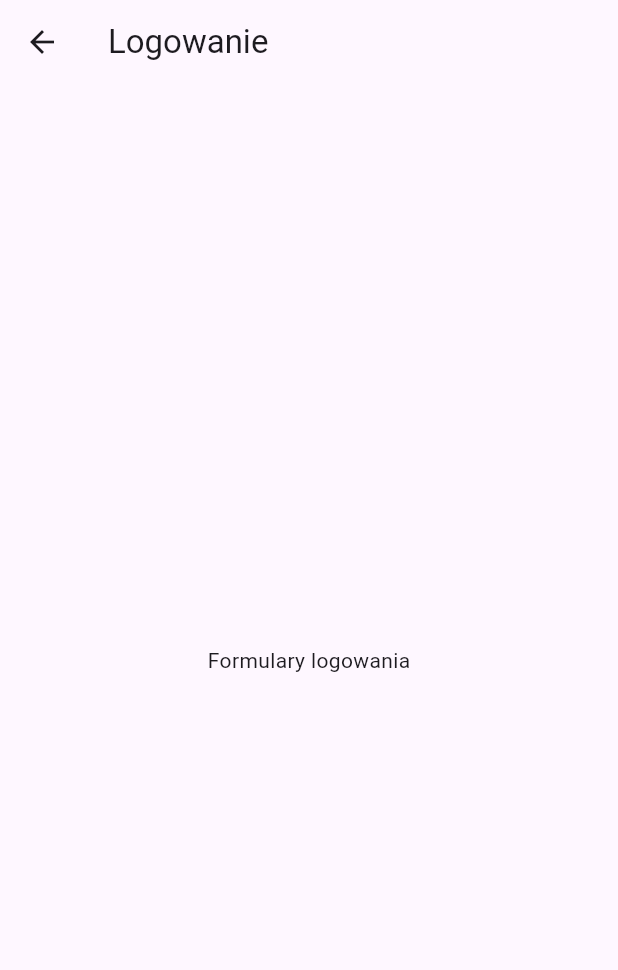
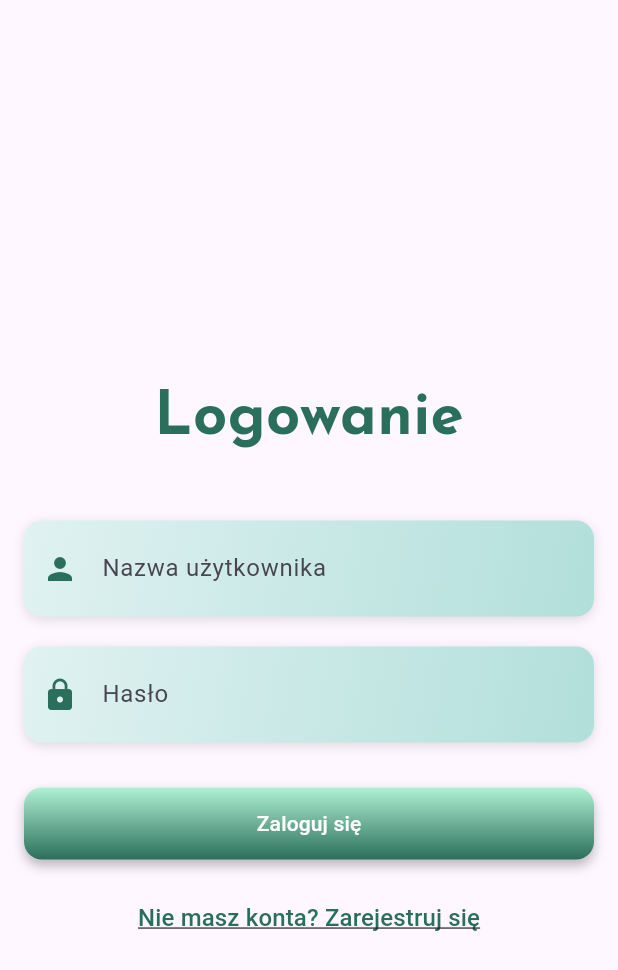
Before and after one commit to newbadstyle/finanse, a Flutter app: the screen it shows after launch, after a tap on "Logowanie", on a phone screen of 412 x 824 dp. Shown: the top 970 px of the screen. Run offline on Flutter 3.47's test engine with Material 3 defaults, Android fonts, the light colour scheme and no system bars; our stand-ins replace lottie.

Commit message:
feat: Implement login page with styled input fields and navigation to start page

```diff
--- a/lib/login_page.dart
+++ b/lib/login_page.dart
@@ -1,10 +1,158 @@
 import 'package:flutter/material.dart';
+import 'start_page.dart';
+import 'register_page.dart';
 
 class LoginPage extends StatelessWidget {
+  final TextEditingController _usernameController = TextEditingController();
+  final TextEditingController _passwordController = TextEditingController();
+
+  @override
   Widget build(BuildContext context) {
     return Scaffold(
-      appBar: AppBar(title: Text('Logowanie')),
-      body: Center(child: Text('Formulary logowania')),
+      body: Container(
+        child: SingleChildScrollView(
+          child: Center(
+            child: Column(
+              mainAxisAlignment: MainAxisAlignment.center,
+              children: [
+                SizedBox(height: 250),
+                Text(
+                  'Logowanie',
+                  style: TextStyle(
+                    fontFamily: 'JosefinSans',
+                    fontSize: 40,
+                    fontWeight: FontWeight.bold,
+                    color: Color(0xFF2A6F5B),
+                  ),
+                ),
+                SizedBox(height: 40),
+                Padding(
+                  padding: EdgeInsets.symmetric(horizontal: 16.0),
+                  child: Container(
+                    decoration: BoxDecoration(
+                      gradient: LinearGradient(
+                        colors: [Color(0xFFE0F2F1), Color(0xFFB2DFDB)],
+                        begin: Alignment.topLeft,
+                        end: Alignment.bottomRight,
+                      ),
+                      borderRadius: BorderRadius.circular(12),
+                      boxShadow: [
+                        BoxShadow(
+                          color: Colors.black12,
+                          blurRadius: 6,
+                          offset: Offset(0, 2),
+                        ),
+                      ],
+                    ),
+                    child: TextField(
+                      controller: _usernameController,
+                      decoration: InputDecoration(
+                        labelText: 'Nazwa użytkownika',
+                        prefixIcon: Icon(
+                          Icons.person,
+                          color: Color(0xFF2A6F5B),
+                        ),
+                        border: InputBorder.none,
+                        contentPadding: EdgeInsets.all(12),
+                      ),
+                    ),
+                  ),
+                ),
+                SizedBox(height: 20),
+                Padding(
+                  padding: EdgeInsets.symmetric(horizontal: 16.0),
+                  child: Container(
+                    decoration: BoxDecoration(
+                      gradient: LinearGradient(
+                        colors: [Color(0xFFE0F2F1), Color(0xFFB2DFDB)],
+                        begin: Alignment.topLeft,
+                        end: Alignment.bottomRight,
+                      ),
+                      borderRadius: BorderRadius.circular(12),
+                      boxShadow: [
+                        BoxShadow(
+                          color: Colors.black12,
+                          blurRadius: 6,
+                          offset: Offset(0, 2),
+                        ),
+                      ],
+                    ),
+                    child: TextField(
+                      controller: _passwordController,
+                      obscureText: true,
+                      decoration: InputDecoration(
+                        labelText: 'Hasło',
+                        prefixIcon: Icon(Icons.lock, color: Color(0xFF2A6F5B)),
+                        border: InputBorder.none,
+                        contentPadding: EdgeInsets.all(12),
+                      ),
+                    ),
+                  ),
+                ),
+                SizedBox(height: 30),
+                Padding(
+                  padding: EdgeInsets.symmetric(horizontal: 16.0),
+                  child: SizedBox(
+                    width: double.infinity,
+                    child: Container(
+                      decoration: BoxDecoration(
+                        gradient: LinearGradient(
+                          colors: [Color(0xFFB0F1D4), Color(0xFF2A6F5B)],
+                          begin: Alignment.topCenter,
+                          end: Alignment.bottomCenter,
+                        ),
+                        borderRadius: BorderRadius.circular(12),
+                        boxShadow: [
+                          BoxShadow(
+                            color: Colors.black26,
+                            blurRadius: 6,
+                            offset: Offset(0, 4),
+                          ),
+                        ],
+                      ),
+                      child: FilledButton(
+                        style: FilledButton.styleFrom(
+                          minimumSize: Size(300, 40),
+                          backgroundColor: Colors.transparent,
+                          foregroundColor: Colors.white,
+                          elevation: 0,
+                        ),
+                        onPressed: () {
+                          Navigator.push(
+                            context,
+                            MaterialPageRoute(
+                              builder: (context) => StartPage(),
+                            ),
+                          );
+                        },
+                        child: Text('Zaloguj się'),
+                      ),
+                    ),
+                  ),
+                ),
+                SizedBox(height: 15),
+                TextButton(
+                  onPressed: () {
+                    Navigator.push(
+                      context,
+                      MaterialPageRoute(builder: (context) => RegisterPage()),
+                    );
+                  },
+                  child: Text(
+                    'Nie masz konta? Zarejestruj się',
+                    style: TextStyle(
+                      color: Color(0xFF2A6F5B),
+                      fontSize: 16,
+                      decoration: TextDecoration.underline,
+                    ),
+                  ),
+                ),
+                SizedBox(height: 80),
+              ],
+            ),
+          ),
+        ),
+      ),
     );
   }
 }
--- /dev/null
+++ b/lib/start_page.dart
@@ -0,0 +1,35 @@
+import 'package:flutter/material.dart';
+
+class StartPage extends StatelessWidget {
+  @override
+  Widget build(BuildContext context) {
+    return Scaffold(
+      appBar: AppBar(leading: BackButton()),
+      body: Container(
+        child: Center(
+          child: Column(
+            mainAxisAlignment: MainAxisAlignment.center,
+            children: [
+              Text(
+                'Witaj w Ninja!',
+                style: TextStyle(
+                  fontFamily: 'JosefinSans',
+                  fontSize: 40,
+                  fontWeight: FontWeight.bold,
+                  color: Color(0xFF2A6F5B),
+                ),
+              ),
+              SizedBox(height: 20),
+              Text(
+                'Jesteś zalogowany. Rozpocznij zarządzanie finansami!',
+                style: TextStyle(fontSize: 18, color: Colors.grey[700]),
+                textAlign: TextAlign.center,
+              ),
+              SizedBox(height: 40),
+            ],
+          ),
+        ),
+      ),
+    );
+  }
+}
```
